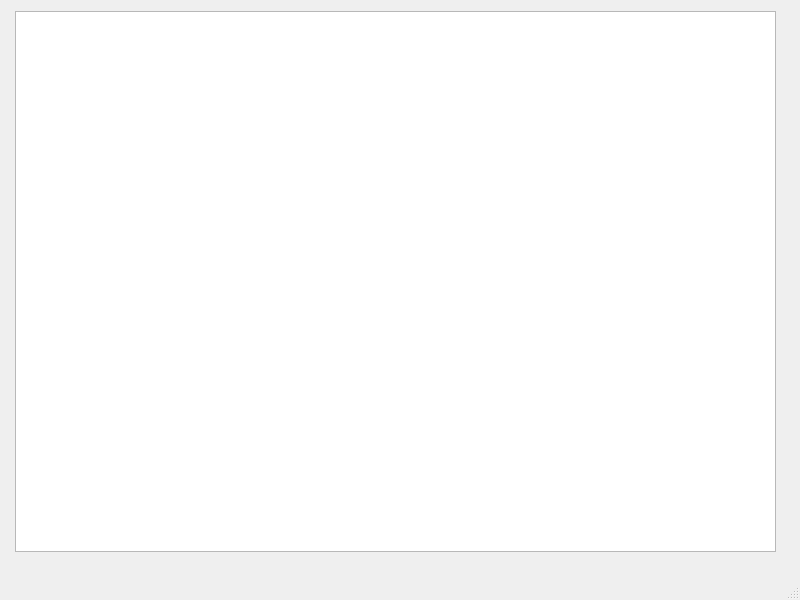
This is Prueba_lab5/mainwindow.ui in xhintaxxis/Laboratorio_5 as Qt 5 draws it before an edit. The edited form follows.
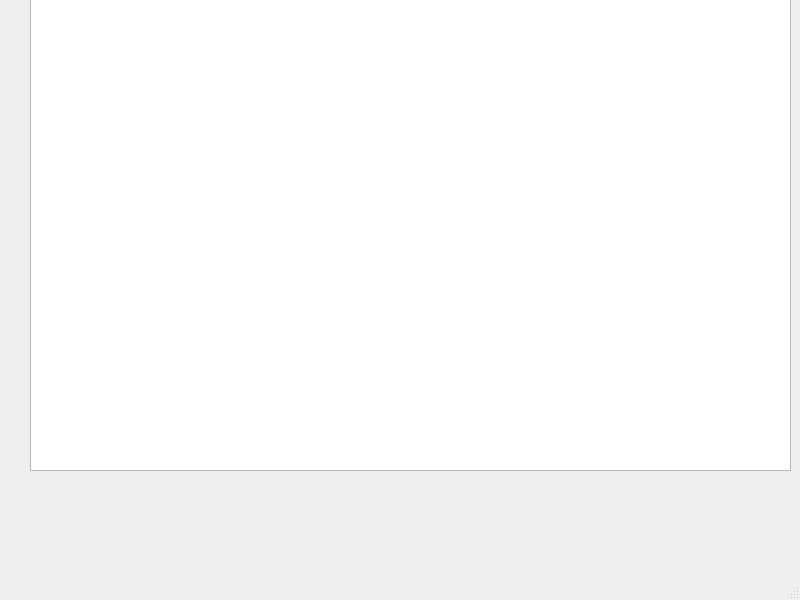
This is the edited form.

```diff
--- a/Prueba_lab5/mainwindow.ui
+++ b/Prueba_lab5/mainwindow.ui
@@ -17,8 +17,8 @@
    <widget class="QGraphicsView" name="graphicsView">
     <property name="geometry">
      <rect>
-      <x>15</x>
-      <y>11</y>
+      <x>30</x>
+      <y>-70</y>
       <width>761</width>
       <height>541</height>
      </rect>
```
Left out of the diff: 12 changed lines with no effect on the pictures.
